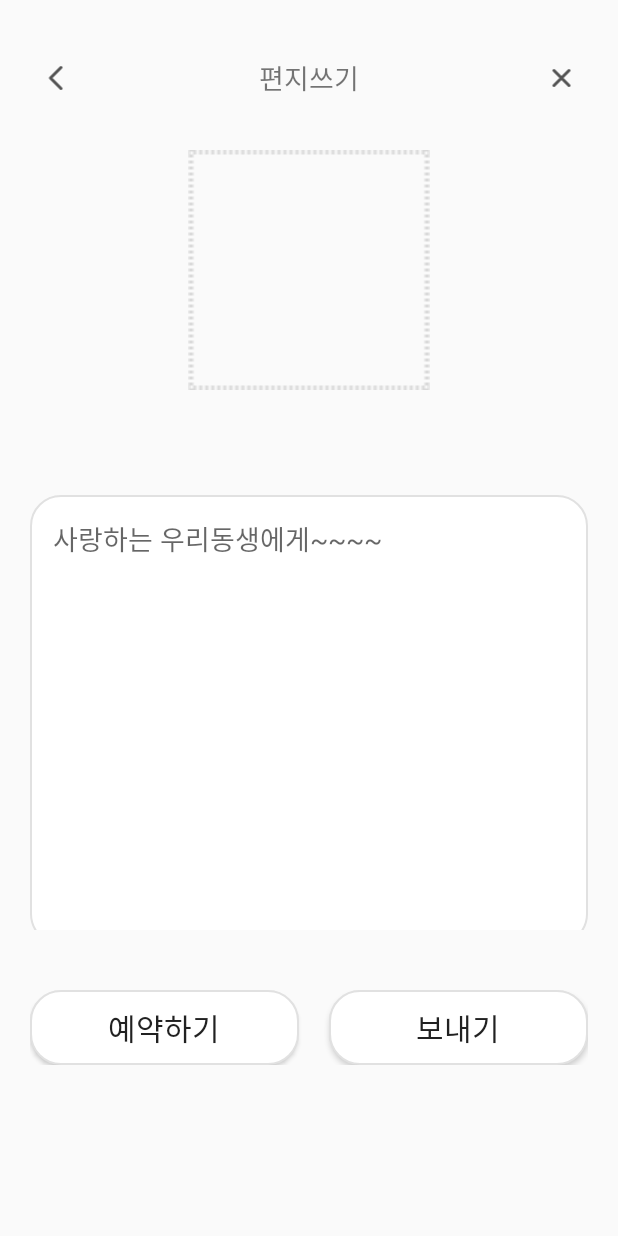
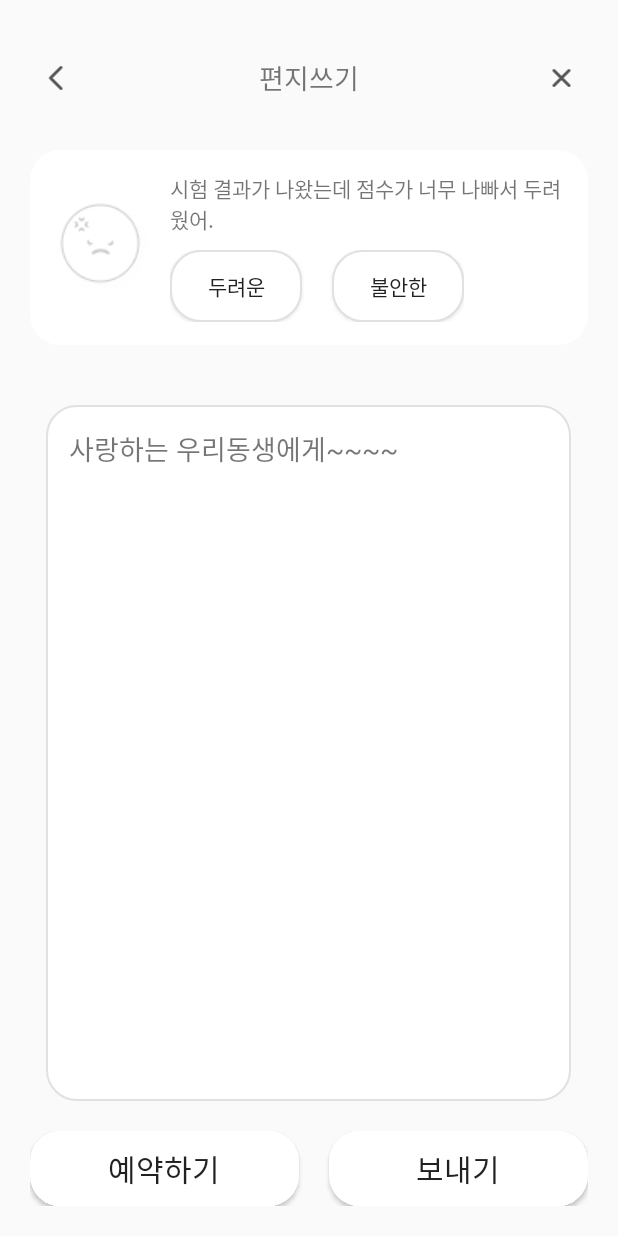
Before and after one commit to TO-ME-FROM-ME/TMFM, an Android app: the screen it shows after launch (LetterActivity), on a phone screen of 412 x 824 dp. Run offline under Robolectric (Android 15) with nearby library versions, the phone set to English and light mode, and no system bars.

Commit message:
편지완성 레이아웃 수정

```diff
--- a/app/src/main/res/layout/activity_letter.xml
+++ b/app/src/main/res/layout/activity_letter.xml
@@ -46,37 +46,60 @@
         android:layout_height="wrap_content"
         android:orientation="horizontal"
         android:layout_margin="20dp"
+        android:padding="15dp"
         android:layout_gravity="center"
-        android:gravity="center">
+        android:background="@drawable/solid_no_stroke" >
 
         <ImageView
             android:layout_width="wrap_content"
             android:layout_height="wrap_content"
-            android:src="@drawable/ic_ra" />
+            android:src="@drawable/angry"
+            android:layout_gravity="center"
+            android:gravity="center"/>
 
+        <LinearLayout
+            android:layout_width="wrap_content"
+            android:layout_height="wrap_content"
+            android:orientation="vertical"
+            android:layout_marginLeft="10dp">
+            <TextView
+                android:layout_width="wrap_content"
+                android:layout_height="wrap_content"
+                android:text="시험 결과가 나왔는데 점수가 너무 나빠서 두려웠어."/>
+
+            <LinearLayout
+                android:layout_width="wrap_content"
+                android:layout_height="wrap_content"
+                android:orientation="horizontal"
+                android:layout_marginTop="10dp">
+            <Button
+                android:layout_width="wrap_content"
+                android:layout_height="wrap_content"
+                android:background="@drawable/solid_stroke"
+                android:text="두려운" />
+
+                <Button
+                    android:layout_width="wrap_content"
+                    android:layout_height="wrap_content"
+                    android:layout_marginLeft="20dp"
+                    android:background="@drawable/solid_stroke"
+                    android:text="불안한" />
+            </LinearLayout>
+        </LinearLayout>
     </LinearLayout>
 
-    <LinearLayout
-        android:layout_width="match_parent"
+    <TextView
+        android:layout_width="350dp"
         android:layout_height="wrap_content"
-        android:orientation="horizontal"
-        android:layout_margin="20dp"
+        android:layout_weight="1"
+        android:layout_marginTop="20dp"
         android:layout_gravity="center"
-        android:gravity="center">
+        android:gravity="top"
+        android:text="사랑하는 우리동생에게~~~~"
+        android:textSize="18dp"
+        android:background="@drawable/solid_stroke"
+        android:padding="15dp" />
 
-        <EditText
-            android:layout_width="350dp"
-            android:layout_height="300dp"
-            android:layout_weight="1"
-            android:layout_marginTop="20dp"
-            android:layout_gravity="center"
-            android:gravity="top"
-            android:textSize="18dp"
-            android:background="@drawable/solid_stroke"
-            android:padding="15dp"
-            android:hint="사랑하는 우리동생에게~~~~" />
-
-    </LinearLayout>
 
 
     <LinearLayout
@@ -97,7 +120,7 @@
             android:textSize="20dp"
             android:layout_gravity="center"
             android:gravity="center"
-            android:background="@drawable/solid_stroke"/>
+            android:background="@drawable/solid_no_stroke"/>
         <Button
             android:id="@+id/send_btn"
             android:layout_width="wrap_content"
@@ -109,7 +132,7 @@
             android:layout_marginLeft="20dp"
             android:layout_gravity="center"
             android:gravity="center"
-            android:background="@drawable/solid_stroke"/>
+            android:background="@drawable/solid_no_stroke"/>
 
     </LinearLayout>
 
```
Also changed, not shown: app/src/main/res/layout/activity_question.xml (+47 -0 lines).
